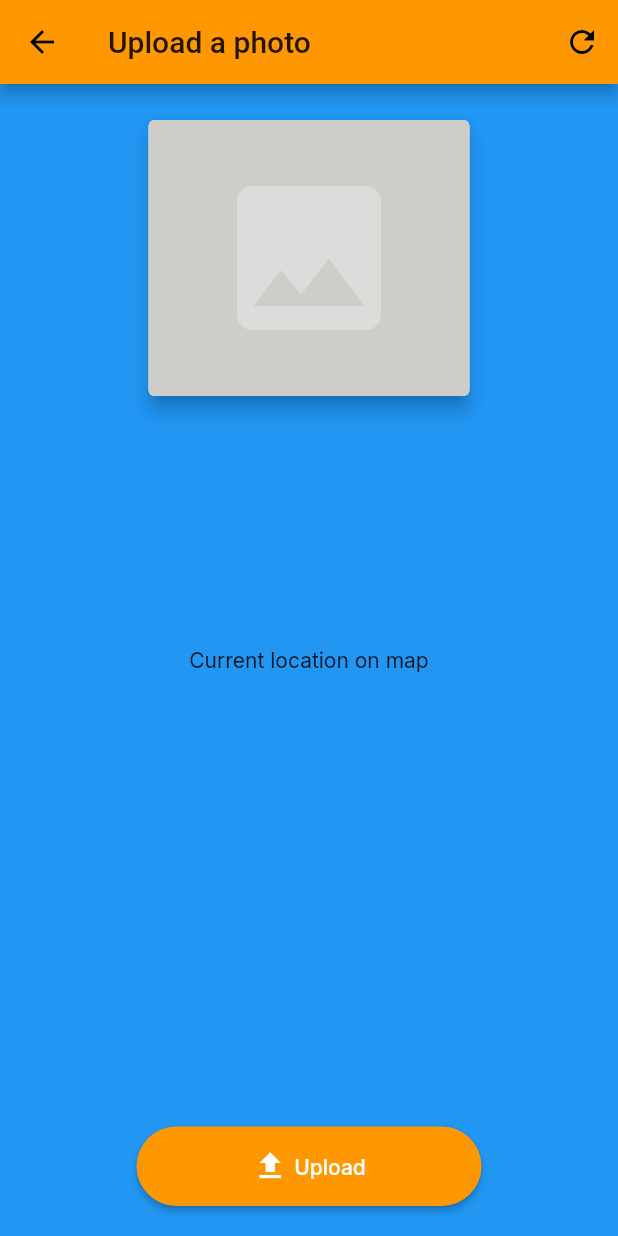
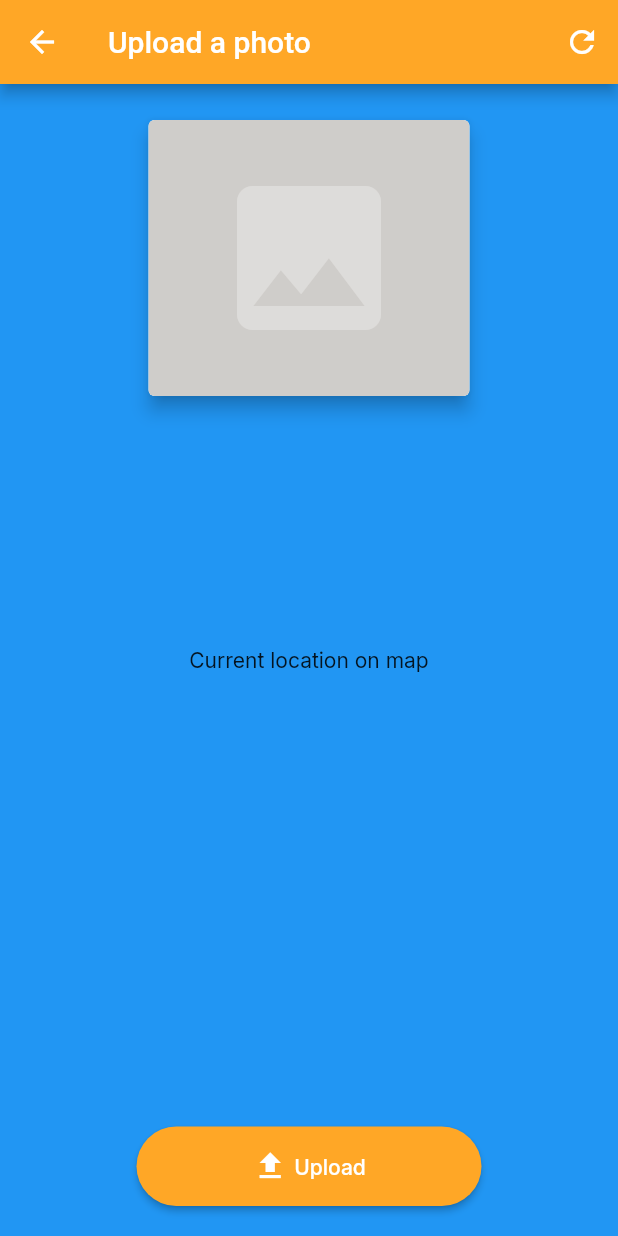
Before and after one commit to openclimatefix/bigsolarhunt, a Flutter app: the screen it shows after launch, after a tap on the "add a photo" icon, on a phone screen of 412 x 824 dp. Run offline on Flutter 3.47's test engine with Material 2 defaults, Android fonts, the phone set to English and light mode, and no system bars; drawn by our look-alikes of progress_state_button; our stand-ins replace google_fonts, google_maps_flutter, image_picker, location; missing offline and left inert: fluster, image_fade; network calls fail.

Commit message:
Added OCF logo

```diff
--- a/lib/Screens/UploadScreen/UploadScreenWidgets/upload_button.dart
+++ b/lib/Screens/UploadScreen/UploadScreenWidgets/upload_button.dart
@@ -49,9 +49,9 @@ class _UploadButtonState extends State<UploadButton> {
           ButtonState.idle: IconedButton(
               text: "Upload",
               icon: Icon(Icons.file_upload, color: Colors.white),
-              color: Colors.orange),
-          ButtonState.loading:
-              IconedButton(text: "Loading", color: Colors.orange),
+              color: Theme.of(context).accentColor),
+          ButtonState.loading: IconedButton(
+              text: "Loading", color: Theme.of(context).accentColor),
           ButtonState.fail: IconedButton(
               text: "Failed",
               icon: Icon(Icons.cancel, color: Colors.white),
--- a/lib/Screens/UploadScreen/upload_screen.dart
+++ b/lib/Screens/UploadScreen/upload_screen.dart
@@ -52,9 +52,8 @@ class _UploadScreenState extends State<UploadScreen> {
           IconButton(
               icon: const Icon(Icons.refresh), onPressed: () => _regetImage())
         ],
-        backgroundColor: Colors.orange,
+        backgroundColor: Theme.of(context).accentColor,
       ),
-      backgroundColor: Colors.orange[100],
       body: Container(
           child: Stack(children: <Widget>[
         Container(
--- a/lib/Themes/themes.dart
+++ b/lib/Themes/themes.dart
@@ -3,7 +3,7 @@ import 'package:google_fonts/google_fonts.dart';
 
 ThemeData lightTheme = ThemeData(
     brightness: Brightness.light,
-    primaryColor: Colors.orange[400],
+    primaryColor: Colors.black,
     accentColor: Colors.orange[400],
     bottomNavigationBarTheme: BottomNavigationBarThemeData(
         backgroundColor: Color.fromARGB(255, 234, 234, 234)),
@@ -12,7 +12,7 @@ ThemeData lightTheme = ThemeData(
 
 ThemeData darkTheme = ThemeData(
     brightness: Brightness.dark,
-    primaryColor: Colors.orange[400],
+    primaryColor: Colors.black,
     accentColor: Colors.orange[400],
     bottomNavigationBarTheme: BottomNavigationBarThemeData(
         backgroundColor: Color.fromARGB(255, 29, 29, 29)),
--- a/lib/home_page.dart
+++ b/lib/home_page.dart
@@ -26,8 +26,17 @@ class _HomePageState extends State<HomePage> {
     return Scaffold(
       appBar: AppBar(
         backgroundColor: Theme.of(context).primaryColor,
+        leading: Padding(
+          padding: const EdgeInsets.only(left: 15.0),
+          child: Image.asset('assets/logo_white.png'),
+        ),
+        actions: [],
         title: Text(allDestinations[_currentIndex].title,
-            style: Theme.of(context).textTheme.headline6),
+            style: Theme.of(context)
+                .textTheme
+                .headline6
+                .copyWith(color: Colors.white)),
+        centerTitle: true,
       ),
       body: SafeArea(
           top: false,
@@ -67,7 +76,7 @@ class _HomePageState extends State<HomePage> {
       ),
       floatingActionButtonLocation: FloatingActionButtonLocation.centerFloat,
       floatingActionButton: FloatingActionButton(
-        child: Icon(Icons.add_a_photo, color: Colors.black),
+        child: Icon(Icons.add_a_photo, color: Colors.white),
         onPressed: () => Navigator.pushNamed(context, '/upload'),
       ),
     );
@@ -86,8 +95,10 @@ class Destination {
 }
 
 const List<Destination> allDestinations = <Destination>[
-  Destination(0, 'Solar Streets', '/', MapScreen(), Icons.map, Colors.grey),
+  Destination(0, 'Solar Streets', '/', MapScreen(), Icons.place,
+      Colors.grey), //Icons.public
   Destination(
-      1, 'Stats', '/stats', StatsScreen(), Icons.pie_chart, Colors.purple),
-  Destination(2, 'Info', '/info', InfoScreen(), Icons.info, Colors.green),
+      1, 'Stats', '/stats', StatsScreen(), Icons.equalizer, Colors.purple),
+  Destination(
+      2, 'Info', '/info', InfoScreen(), Icons.info_outline, Colors.green),
 ];
```
Also changed, not shown: assets/logo_black.png (added), assets/logo_white.png (added).
